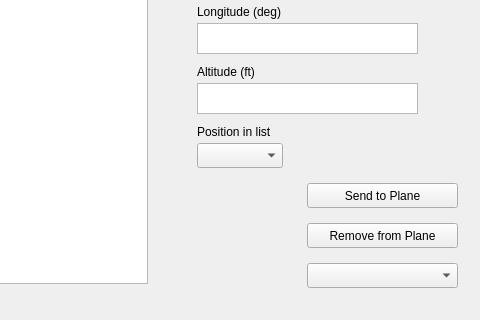
The window that src/ground_station/resources/wp_window.ui (rosplane/GroundStation) describes before a commit, drawn with Qt 5; both pictures show x 223 to 703 and y 107 to 427 of the 703 by 427 pixel window.
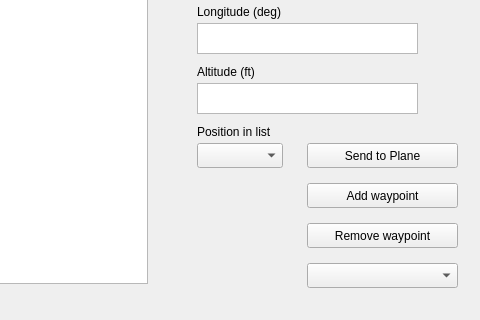
The same window after the commit.

Commit message: added send waypoint button

Diff of the .ui file:
```diff
--- a/src/ground_station/resources/wp_window.ui
+++ b/src/ground_station/resources/wp_window.ui
@@ -13,6 +13,19 @@
   <property name="windowTitle">
    <string>Handle Waypoints</string>
   </property>
+  <widget class="QPushButton" name="send_to_plane_button">
+    <property name="geometry">
+      <rect>
+        <x>530</x>
+        <y>250</y>
+        <width>151</width>
+        <height>25</height>
+      </rect>
+    </property>
+    <property name="text">
+      <string>Send to Plane</string>
+    </property>
+  </widget>
   <widget class="QPushButton" name="pushButton">
    <property name="geometry">
     <rect>
@@ -23,7 +36,7 @@
     </rect>
    </property>
    <property name="text">
-    <string>Send to Plane</string>
+    <string>Add waypoint</string>
    </property>
   </widget>
   <widget class="QTextEdit" name="textEdit">
@@ -151,7 +164,7 @@
     </rect>
    </property>
    <property name="text">
-    <string>Remove from Plane</string>
+    <string>Remove waypoint</string>
    </property>
   </widget>
   <widget class="QComboBox" name="mode_comboBox">
```
The commit also changes 5 other files.
